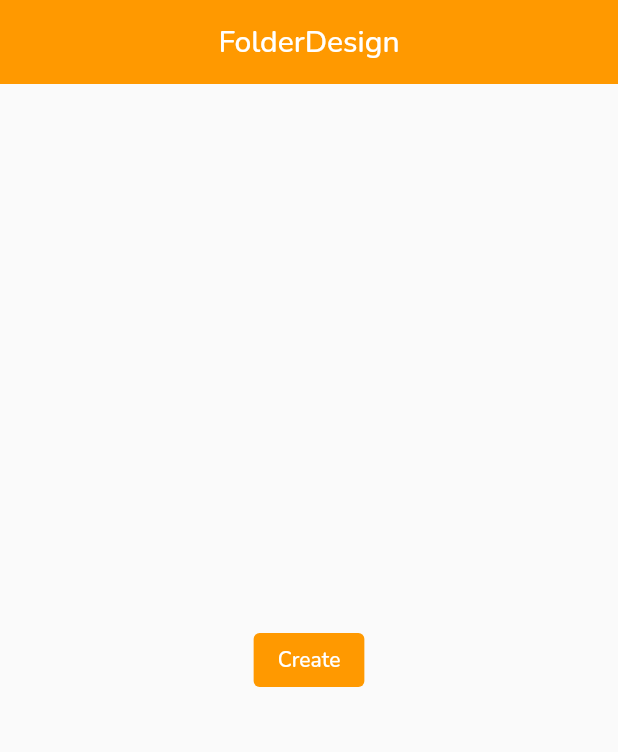
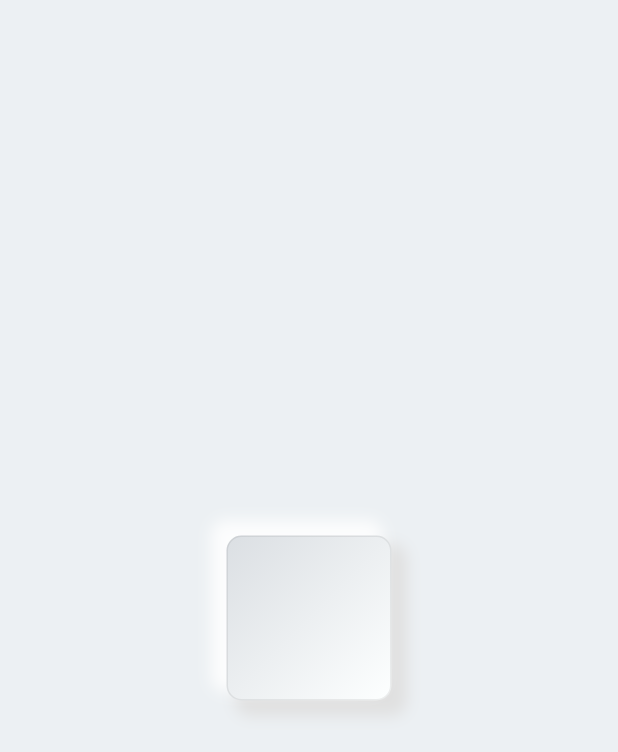
Before and after one commit to sahil078078/flutter_awesome_design, a Flutter app: the screen it shows after launch, on a phone screen of 412 x 824 dp. Shown: the top 752 px of the screen. Run offline on Flutter 3.47's test engine with Material 2 defaults, Android fonts, the phone set to English and light mode, and no system bars; our stand-ins replace assets_audio_player, carousel_slider, dio, easy_localization, file_picker, flutter_colorpicker and 9 more; missing offline and left inert: easy_actions, whatsapp_unilink.

Commit message:
making calculator button with pressed sound

```diff
--- /dev/null
+++ b/lib/22July2022/calculator/button.dart
@@ -0,0 +1,99 @@
+import 'package:assets_audio_player/assets_audio_player.dart';
+import 'package:flutter/material.dart';
+
+class CalculatorButtonDesign extends StatefulWidget {
+  const CalculatorButtonDesign({Key? key}) : super(key: key);
+
+  @override
+  State<CalculatorButtonDesign> createState() => _CalculatorButtonDesignState();
+}
+
+class _CalculatorButtonDesignState extends State<CalculatorButtonDesign>
+    with WidgetsBindingObserver {
+  AssetsAudioPlayer assetsAudioPlayer = AssetsAudioPlayer();
+  bool isPresse = true;
+
+  @override
+  void initState() {
+    super.initState();
+    WidgetsBinding.instance?.addObserver(this);
+    assetsAudioPlayer = AssetsAudioPlayer();
+    assetsAudioPlayer.open(Audio('assets/audio/click.mp3'));
+  }
+
+//assets\audio\click.mp3
+  @override
+  void dispose() {
+    WidgetsBinding.instance!.removeObserver(this);
+    super.dispose();
+    assetsAudioPlayer.dispose();
+  }
+
+  @override
+  Widget build(BuildContext context) {
+    return Scaffold(
+      backgroundColor: const Color(0xffecf0f3),
+      body: Center(
+        child: Listener(
+          onPointerUp: (valUp) {
+            assetsAudioPlayer.play();
+            setState(() {
+              isPresse = true;
+            });
+          },
+          onPointerDown: (valDown) {
+            assetsAudioPlayer.stop();
+            setState(() {
+              isPresse = false;
+            });
+          },
+          child: AnimatedContainer(
+            duration: const Duration(milliseconds: 100),
+            width: 110,
+            height: 110,
+            decoration: BoxDecoration(
+              borderRadius: BorderRadius.circular(10),
+              color: const Color(0xffecf0f3),
+              border: Border.all(
+                color: !isPresse
+                    ? Colors.black.withOpacity(0.1)
+                    : Colors.black.withOpacity(0.065),
+              ),
+              gradient: LinearGradient(
+                end: Alignment.topLeft,
+                begin: Alignment.bottomRight,
+                colors: isPresse
+                    ? [
+                        //  this color is for convax effect in button
+                        const Color(0xfffdffff),
+                        const Color(0xffdbdfe3),
+                      ]
+                    : [
+                        //  this is for when button is down i don't wanna any effect
+                        const Color(0xffecf0f3),
+                        const Color(0xffecf0f3),
+                      ],
+              ),
+              boxShadow: isPresse
+                  ? [
+                      BoxShadow(
+                        offset: const Offset(8, 8),
+                        color: Colors.grey[300]!,
+                        blurRadius: 8,
+                        spreadRadius: 2,
+                      ),
+                      BoxShadow(
+                        offset: const Offset(-8, -8),
+                        color: Colors.white.withOpacity(0.85),
+                        blurRadius: 8,
+                        spreadRadius: 2,
+                      ),
+                    ]
+                  : [],
+            ),
+          ),
+        ),
+      ),
+    );
+  }
+}
--- a/lib/main.dart
+++ b/lib/main.dart
@@ -1,10 +1,11 @@
+
 import 'package:flutter/material.dart';
+import 'package:flutter_awesome_design/22July2022/calculator/button.dart';
 import 'package:provider/provider.dart';
-import 'June24_2022/Making_folder/making_folder_home_screen.dart';
-import 'June24_2022/WhatappLauncher/whatsapp_launcher_homescreen.dart';
 import 'June3_2022/Simple_Api_calling_and_provider/provider_getdata.dart';
 
 void main() {
+
   runApp(
     MultiProvider(
       providers: [
@@ -27,7 +28,7 @@ class MyApp extends StatelessWidget {
   Widget build(BuildContext context) {
     return const MaterialApp(
       debugShowCheckedModeBanner: false,
-      home: MakingFolderHomeScreen(),
+      home: CalculatorButtonDesign(),
     );
   }
 }
```
Also changed, not shown: analysis_options.yaml (+11 -13 lines), pubspec.yaml (+12 -11 lines), pubspec.lock, 2 other files.
